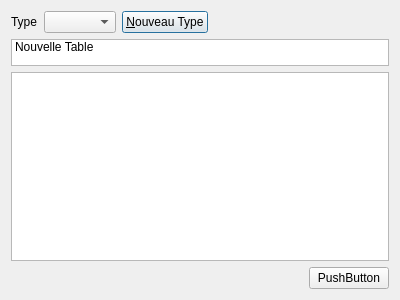
This is chrysalide/dialogsalleconceptor.ui in chrysalideProject/chrysalideProject as Qt 5 draws it before an edit. The edited form follows.
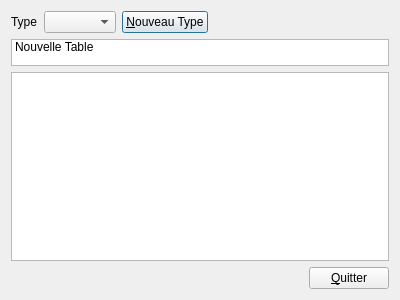
This is the edited form. Custom widgets are drawn as their Qt base class.

Patch:
```diff
--- a/chrysalide/dialogsalleconceptor.ui
+++ b/chrysalide/dialogsalleconceptor.ui
@@ -103,7 +103,7 @@
      <item>
       <widget class="QPushButton" name="pushButton">
        <property name="text">
-        <string>PushButton</string>
+        <string>&amp;Quitter</string>
        </property>
       </widget>
      </item>
```
Left out of the diff: 13 changed lines with no effect on the pictures.
